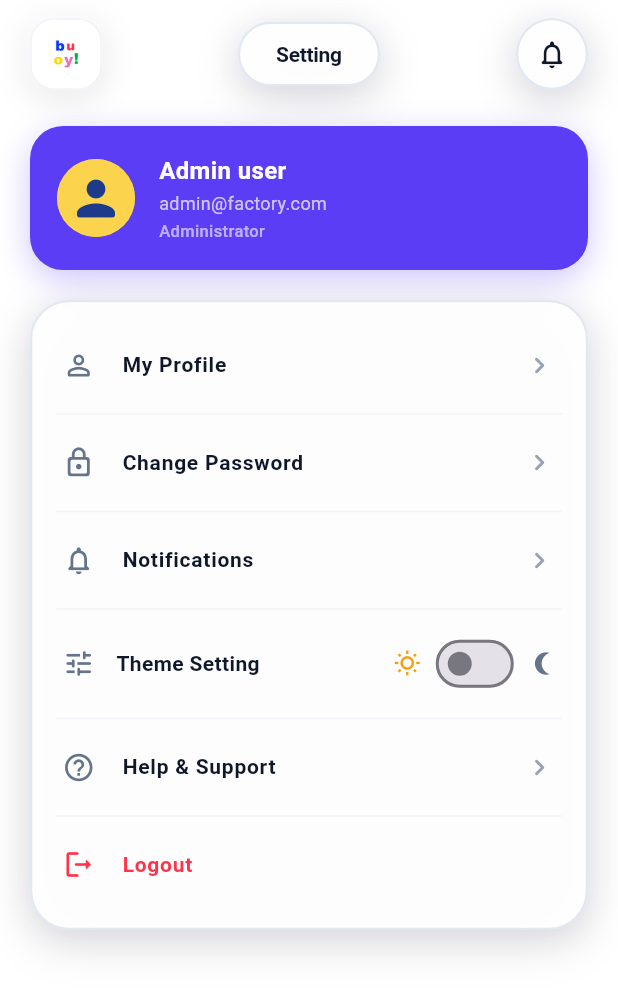
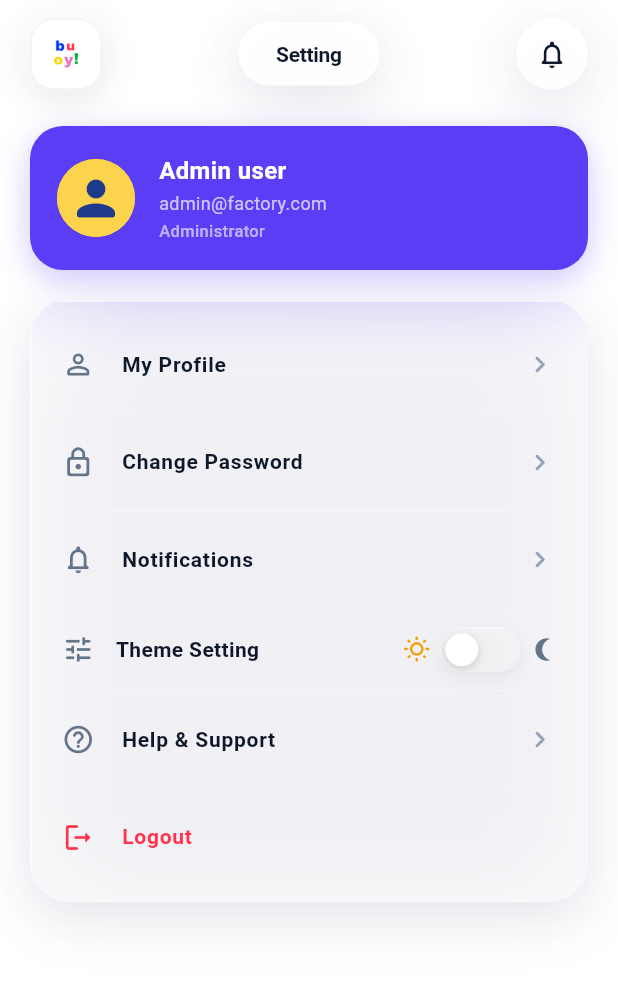
Before and after one commit to kavypatel03/buoy-erp-main, a Flutter app: the SettingsPage screen opened directly, on a phone screen of 412 x 824 dp. Shown: the top 993 px of the screen. Run offline on Flutter 3.47's test engine with Material 3 defaults, Android fonts, the phone set to English and light mode, and no system bars; our stand-ins replace firebase_core, firebase_messaging, flutter_local_notifications, flutter_svg, image_picker, permission_handler and 1 more; accounts and stored records are empty; network calls fail.

Commit message:
feat: add reusable GlassContainer widget with frosted blur and border effects

```diff
--- a/lib/core/widgets/glass_container.dart
+++ b/lib/core/widgets/glass_container.dart
@@ -1,9 +1,9 @@
 import 'dart:ui';
 import 'package:flutter/material.dart';
 
-/// Reusable high-contrast glassmorphism container with frosted blur,
-/// strong ambient elevation shadows, and crisp contrast borders for clear visibility on white screens.
-class GlassContainer extends StatelessWidget {
+/// Reusable iOS Liquid Glass container with intense frosted blur,
+/// translucent fill, directional rim lighting (borders), and iOS-style touch effects.
+class GlassContainer extends StatefulWidget {
   final Widget child;
   final double borderRadius;
   final EdgeInsetsGeometry? padding;
@@ -17,6 +17,7 @@ class GlassContainer extends StatelessWidget {
   final BoxBorder? border;
   final bool useGradientBorder;
   final AlignmentGeometry? alignment;
+  final VoidCallback? onTap;
 
   const GlassContainer({
     super.key,
@@ -26,68 +27,139 @@ class GlassContainer extends StatelessWidget {
     this.margin,
     this.width,
     this.height,
-    this.blur = 16,
-    this.opacity = 0.95,
+    this.blur = 32, // Intense blur for liquid glass
+    this.opacity = 0.45, // Translucent fill
     this.backgroundColor,
     this.isCircle = false,
     this.border,
     this.useGradientBorder = false,
     this.alignment,
+    this.onTap,
   });
 
   @override
+  State<GlassContainer> createState() => _GlassContainerState();
+}
+
+class _GlassContainerState extends State<GlassContainer> with SingleTickerProviderStateMixin {
+  late AnimationController _controller;
+  late Animation<double> _scaleAnimation;
+  late Animation<double> _opacityAnimation;
+
+  @override
+  void initState() {
+    super.initState();
+    _controller = AnimationController(
+      vsync: this,
+      duration: const Duration(milliseconds: 120),
+      reverseDuration: const Duration(milliseconds: 120),
+    );
+    _scaleAnimation = Tween<double>(begin: 1.0, end: 0.96).animate(
+      CurvedAnimation(parent: _controller, curve: Curves.easeInOut),
+    );
+    _opacityAnimation = Tween<double>(begin: 1.0, end: 0.8).animate(
+      CurvedAnimation(parent: _controller, curve: Curves.easeInOut),
+    );
+  }
+
+  @override
+  void dispose() {
+    _controller.dispose();
+    super.dispose();
+  }
+
+  void _handleTapDown(TapDownDetails details) {
+    if (widget.onTap != null) _controller.forward();
+  }
+
+  void _handleTapUp(TapUpDetails details) {
+    if (widget.onTap != null) {
+      _controller.reverse();
+      widget.onTap!();
+    }
+  }
+
+  void _handleTapCancel() {
+    if (widget.onTap != null) _controller.reverse();
+  }
+
+  @override
   Widget build(BuildContext context) {
-    final effectiveRadius = isCircle
-        ? (width != null ? width! / 2 : 50.0)
-        : borderRadius;
+    final effectiveRadius = widget.isCircle
+        ? (widget.width != null ? widget.width! / 2 : 50.0)
+        : widget.borderRadius;
 
-    return Container(
-      width: width,
-      height: height,
-      margin: margin,
-      alignment: alignment,
+    Widget container = Container(
+      width: widget.width,
+      height: widget.height,
+      margin: widget.margin,
+      alignment: widget.alignment,
       decoration: BoxDecoration(
-        borderRadius: isCircle ? null : BorderRadius.circular(effectiveRadius),
-        shape: isCircle ? BoxShape.circle : BoxShape.rectangle,
+        borderRadius: widget.isCircle ? null : BorderRadius.circular(effectiveRadius),
+        shape: widget.isCircle ? BoxShape.circle : BoxShape.rectangle,
         boxShadow: [
-          // Strong primary drop shadow for high contrast definition
           BoxShadow(
-            color: Colors.black.withValues(alpha: 0.14),
+            color: Colors.black.withValues(alpha: 0.08),
+            blurRadius: 32,
+            spreadRadius: 0,
+            offset: const Offset(0, 12),
+          ),
+          BoxShadow(
+            color: const Color(0xFF5B3DF5).withValues(alpha: 0.04),
             blurRadius: 24,
-            spreadRadius: 1,
-            offset: const Offset(0, 8),
-          ),
-          // Soft ambient fill shadow for depth
-          BoxShadow(
-            color: const Color(0xFF5B3DF5).withValues(alpha: 0.05),
-            blurRadius: 16,
-            spreadRadius: 0,
-            offset: const Offset(0, 2),
+            spreadRadius: 2,
+            offset: const Offset(0, 4),
           ),
         ],
       ),
       child: ClipRRect(
-        borderRadius: isCircle
+        borderRadius: widget.isCircle
             ? BorderRadius.circular(effectiveRadius)
             : BorderRadius.circular(effectiveRadius),
         child: BackdropFilter(
-          filter: ImageFilter.blur(sigmaX: blur, sigmaY: blur),
+          filter: ImageFilter.blur(sigmaX: widget.blur, sigmaY: widget.blur),
           child: Container(
-            padding: padding,
+            padding: widget.padding,
             decoration: BoxDecoration(
-              color: (backgroundColor ?? Colors.white).withValues(alpha: opacity),
-              shape: isCircle ? BoxShape.circle : BoxShape.rectangle,
-              borderRadius: isCircle ? null : BorderRadius.circular(effectiveRadius),
-              border: border ??
-                  Border.all(
-                    color: const Color(0xFFE2E8F0),
-                    width: 1.5,
+              color: (widget.backgroundColor ?? Colors.white).withValues(alpha: widget.opacity),
+              shape: widget.isCircle ? BoxShape.circle : BoxShape.rectangle,
+              borderRadius: widget.isCircle ? null : BorderRadius.circular(effectiveRadius),
+              border: widget.border ??
+                  Border(
+                    top: BorderSide(color: Colors.white.withValues(alpha: 0.7), width: 1.2),
+                    left: BorderSide(color: Colors.white.withValues(alpha: 0.7), width: 1.2),
+                    right: BorderSide(color: Colors.white.withValues(alpha: 0.2), width: 1.2),
+                    bottom: BorderSide(color: Colors.white.withValues(alpha: 0.2), width: 1.2),
                   ),
             ),
-            child: child,
+            child: widget.child,
           ),
         ),
       ),
     );
+
+    if (widget.onTap != null) {
+      container = GestureDetector(
+        onTapDown: _handleTapDown,
+        onTapUp: _handleTapUp,
+        onTapCancel: _handleTapCancel,
+        behavior: HitTestBehavior.opaque,
+        child: AnimatedBuilder(
+          animation: _controller,
+          builder: (context, child) {
+            return Transform.scale(
+              scale: _scaleAnimation.value,
+              child: Opacity(
+                opacity: _opacityAnimation.value,
+                child: child,
+              ),
+            );
+          },
+          child: container,
+        ),
+      );
+    }
+
+    return container;
   }
 }
--- /dev/null
+++ b/lib/core/widgets/liquid_glass_toggle.dart
@@ -0,0 +1,77 @@
+import 'dart:ui';
+import 'package:flutter/material.dart';
+
+class LiquidGlassToggle extends StatelessWidget {
+  final bool value;
+  final ValueChanged<bool> onChanged;
+
+  const LiquidGlassToggle({
+    super.key,
+    required this.value,
+    required this.onChanged,
+  });
+
+  @override
+  Widget build(BuildContext context) {
+    return GestureDetector(
+      onTap: () => onChanged(!value),
+      behavior: HitTestBehavior.opaque,
+      child: Container(
+        width: 54,
+        height: 30,
+        decoration: BoxDecoration(
+          borderRadius: BorderRadius.circular(15),
+          boxShadow: [
+            BoxShadow(
+              color: Colors.black.withValues(alpha: 0.05),
+              blurRadius: 8,
+              spreadRadius: 0,
+              offset: const Offset(0, 4),
+            ),
+          ],
+        ),
+        child: ClipRRect(
+          borderRadius: BorderRadius.circular(15),
+          child: BackdropFilter(
+            filter: ImageFilter.blur(sigmaX: 16, sigmaY: 16),
+            child: Container(
+              padding: const EdgeInsets.all(3),
+              decoration: BoxDecoration(
+                color: value
+                    ? const Color(0xFF5B3DF5).withValues(alpha: 0.5)
+                    : Colors.white.withValues(alpha: 0.25),
+                borderRadius: BorderRadius.circular(15),
+                border: Border(
+                  top: BorderSide(color: Colors.white.withValues(alpha: 0.6), width: 1.0),
+                  left: BorderSide(color: Colors.white.withValues(alpha: 0.6), width: 1.0),
+                  right: BorderSide(color: Colors.white.withValues(alpha: 0.1), width: 1.0),
+                  bottom: BorderSide(color: Colors.white.withValues(alpha: 0.1), width: 1.0),
+                ),
+              ),
+              child: AnimatedAlign(
+                duration: const Duration(milliseconds: 300),
+                curve: Curves.easeOutBack,
+                alignment: value ? Alignment.centerRight : Alignment.centerLeft,
+                child: Container(
+                  width: 22,
+                  height: 22,
+                  decoration: BoxDecoration(
+                    shape: BoxShape.circle,
+                    color: Colors.white,
+                    boxShadow: [
+                      BoxShadow(
+                        color: Colors.black.withValues(alpha: 0.15),
+                        blurRadius: 4,
+                        offset: const Offset(0, 2),
+                      ),
+                    ],
+                  ),
+                ),
+              ),
+            ),
+          ),
+        ),
+      ),
+    );
+  }
+}
--- a/lib/features/dashboard/presentation/pages/dashboard_page.dart
+++ b/lib/features/dashboard/presentation/pages/dashboard_page.dart
@@ -561,12 +561,11 @@ class _GridCard extends StatelessWidget {
 
   @override
   Widget build(BuildContext context) {
-    return GestureDetector(
+    return GlassContainer(
       onTap: onTap,
-      child: GlassContainer(
-        useGradientBorder: true,
-        borderRadius: 22,
-        padding: const EdgeInsets.all(18),
+      useGradientBorder: true,
+      borderRadius: 22,
+      padding: const EdgeInsets.all(18),
         child: Column(
           crossAxisAlignment: CrossAxisAlignment.center,
           children: [
@@ -607,8 +606,7 @@ class _GridCard extends StatelessWidget {
             ),
           ],
         ),
-      ),
-    );
+      );
   }
 }
 
--- a/lib/features/settings/presentation/pages/settings_page.dart
+++ b/lib/features/settings/presentation/pages/settings_page.dart
@@ -7,6 +7,7 @@ import 'my_profile_page.dart';
 import '../../../../core/services/profile_service.dart';
 import '../../../../core/services/auth_service.dart';
 import '../../../../app/app.dart';
+import '../../../../core/widgets/liquid_glass_toggle.dart';
 
 class SettingsPage extends StatefulWidget {
   const SettingsPage({super.key});
@@ -291,10 +292,8 @@ class SettingsPageState extends State<SettingsPage> {
             children: [
               const Icon(Icons.wb_sunny_outlined, size: 18, color: Color(0xFFF59E0B)),
               const SizedBox(width: 6),
-              Switch(
+              LiquidGlassToggle(
                 value: themeNotifier.value == ThemeMode.dark,
-                activeThumbColor: Colors.white,
-                activeTrackColor: const Color(0xFF5B3DF5),
                 onChanged: (val) {
                   themeNotifier.value = val ? ThemeMode.dark : ThemeMode.light;
                   setState(() {});
```
